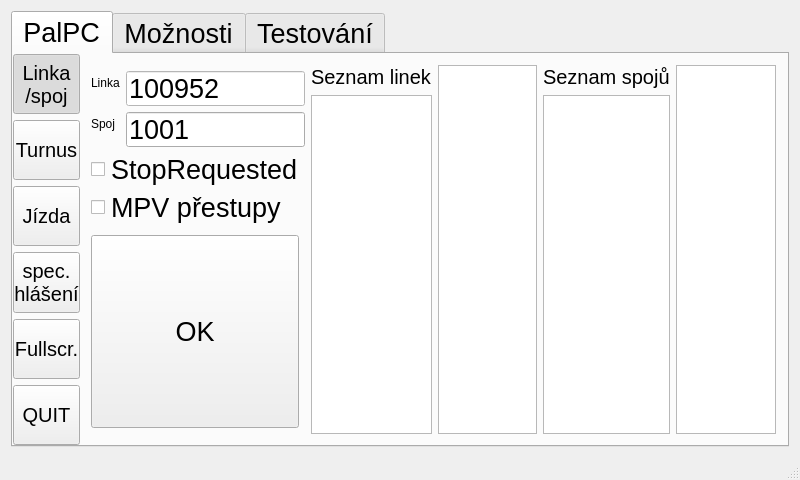
frutabruta/VDV301tester, file mainwindow.ui: the form before one commit.
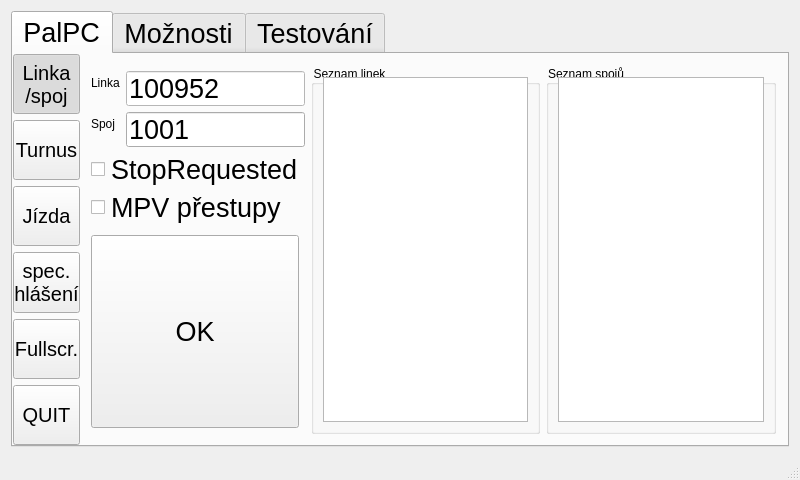
The form after the commit.

Commit message: odmazání výběru linky a spoje

```diff
--- a/mainwindow.ui
+++ b/mainwindow.ui
@@ -1213,6 +1213,80 @@
             </widget>
             <widget class="QWidget" name="page_linkaspoj">
              <layout class="QGridLayout" name="gridLayout_2">
+              <item row="2" column="0">
+               <widget class="QCheckBox" name="checkBox_2">
+                <property name="font">
+                 <font>
+                  <pointsize>20</pointsize>
+                 </font>
+                </property>
+                <property name="text">
+                 <string>StopRequested</string>
+                </property>
+               </widget>
+              </item>
+              <item row="3" column="0">
+               <widget class="QCheckBox" name="checkBox">
+                <property name="font">
+                 <font>
+                  <pointsize>20</pointsize>
+                 </font>
+                </property>
+                <property name="text">
+                 <string>MPV přestupy</string>
+                </property>
+               </widget>
+              </item>
+              <item row="0" column="2" rowspan="7">
+               <layout class="QHBoxLayout" name="horizontalLayout_7">
+                <item>
+                 <layout class="QVBoxLayout" name="verticalLayout_8">
+                  <item>
+                   <widget class="QGroupBox" name="groupBox">
+                    <property name="title">
+                     <string>Seznam linek</string>
+                    </property>
+                    <layout class="QVBoxLayout" name="verticalLayout_2">
+                     <item>
+                      <widget class="QListView" name="listView_linky">
+                       <property name="font">
+                        <font>
+                         <pointsize>20</pointsize>
+                        </font>
+                       </property>
+                       <property name="editTriggers">
+                        <set>QAbstractItemView::EditKeyPressed</set>
+                       </property>
+                      </widget>
+                     </item>
+                    </layout>
+                   </widget>
+                  </item>
+                 </layout>
+                </item>
+                <item>
+                 <widget class="QGroupBox" name="groupBox_2">
+                  <property name="title">
+                   <string>Seznam spojů</string>
+                  </property>
+                  <layout class="QVBoxLayout" name="verticalLayout_4">
+                   <item>
+                    <widget class="QListView" name="listView_spoje">
+                     <property name="font">
+                      <font>
+                       <pointsize>20</pointsize>
+                      </font>
+                     </property>
+                    </widget>
+                   </item>
+                  </layout>
+                 </widget>
+                </item>
+                <item>
+                 <layout class="QVBoxLayout" name="verticalLayout_9"/>
+                </item>
+               </layout>
+              </item>
               <item row="5" column="0">
                <widget class="QPushButton" name="pushButton_prikaz">
                 <property name="sizePolicy">
@@ -1231,18 +1305,6 @@
                 </property>
                </widget>
               </item>
-              <item row="3" column="0">
-               <widget class="QCheckBox" name="checkBox">
-                <property name="font">
-                 <font>
-                  <pointsize>20</pointsize>
-                 </font>
-                </property>
-                <property name="text">
-                 <string>MPV přestupy</string>
-                </property>
-               </widget>
-              </item>
               <item row="1" column="0" colspan="2">
                <layout class="QVBoxLayout" name="verticalLayout_7">
                 <item>
@@ -1734,82 +1796,6 @@
                 </item>
                </layout>
               </item>
-              <item row="2" column="0">
-               <widget class="QCheckBox" name="checkBox_2">
-                <property name="font">
-                 <font>
-                  <pointsize>20</pointsize>
-                 </font>
-                </property>
-                <property name="text">
-                 <string>StopRequested</string>
-                </property>
-               </widget>
-              </item>
-              <item row="0" column="2" rowspan="7">
-               <layout class="QHBoxLayout" name="horizontalLayout_7">
-                <item>
-                 <layout class="QVBoxLayout" name="verticalLayout_8">
-                  <item>
-                   <widget class="QLabel" name="label_8">
-                    <property name="font">
-                     <font>
-                      <pointsize>15</pointsize>
-                     </font>
-                    </property>
-                    <property name="text">
-                     <string>Seznam linek</string>
-                    </property>
-                   </widget>
-                  </item>
-                  <item>
-                   <widget class="QListWidget" name="listLinek">
-                    <property name="font">
-                     <font>
-                      <pointsize>20</pointsize>
-                     </font>
-                    </property>
-                   </widget>
-                  </item>
-                 </layout>
-                </item>
-                <item>
-                 <widget class="QListView" name="listView_linky">
-                  <property name="editTriggers">
-                   <set>QAbstractItemView::EditKeyPressed</set>
-                  </property>
-                 </widget>
-                </item>
-                <item>
-                 <layout class="QVBoxLayout" name="verticalLayout_9">
-                  <item>
-                   <widget class="QLabel" name="label_9">
-                    <property name="font">
-                     <font>
-                      <pointsize>15</pointsize>
-                     </font>
-                    </property>
-                    <property name="text">
-                     <string>Seznam spojů</string>
-                    </property>
-                   </widget>
-                  </item>
-                  <item>
-                   <widget class="QListWidget" name="listSpoje">
-                    <property name="font">
-                     <font>
-                      <pointsize>20</pointsize>
-                     </font>
-                    </property>
-                   </widget>
-                  </item>
-                 </layout>
-                </item>
-                <item>
-                 <widget class="QListView" name="listView_spoje"/>
-                </item>
-               </layout>
-              </item>
              </layout>
             </widget>
             <widget class="QWidget" name="page_turnus">
```
Left out of the diff: 2 changed lines with no effect on the pictures. The commit also changes 3 other files.
